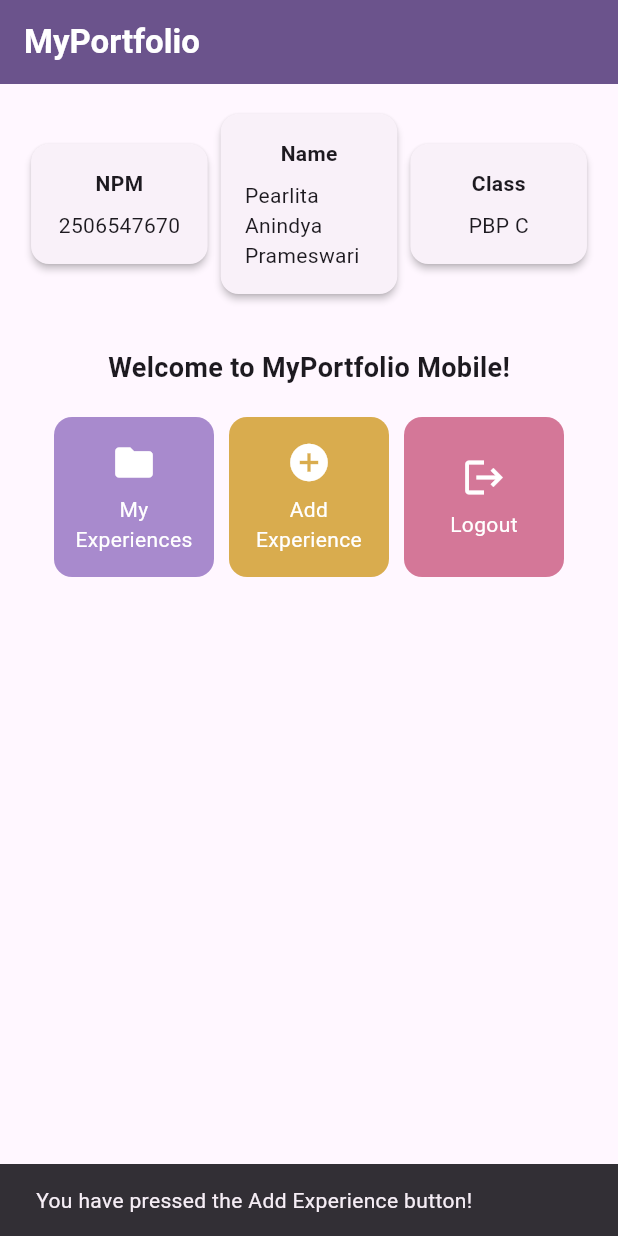
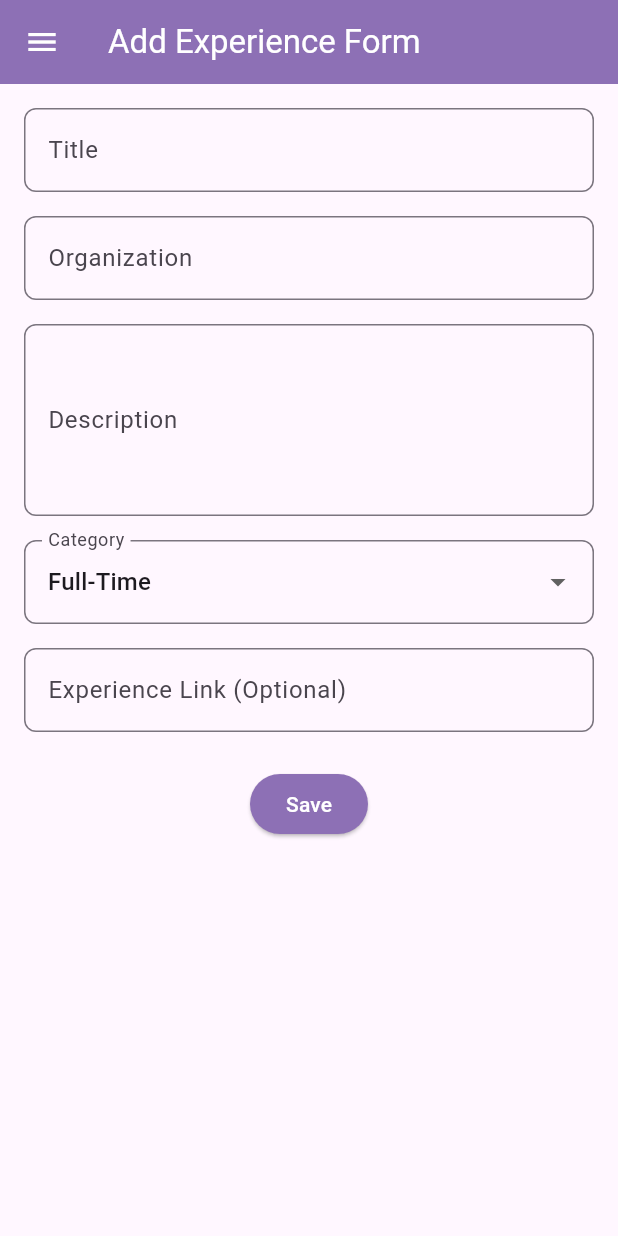
Before and after one commit to pearlitaanindya/myportofolio_mobile, a Flutter app: the screen it shows after launch, after a tap on "Add Experience", on a phone screen of 412 x 824 dp. Run offline on Flutter 3.47's test engine with Material 3 defaults, Android fonts, the phone set to English and light mode, and no system bars.

Commit message:
feat: implement tutorial 9

```diff
--- a/lib/main.dart
+++ b/lib/main.dart
@@ -1,5 +1,5 @@
 import 'package:flutter/material.dart';
-import 'package:myportofolio_mobile/menu.dart';
+import 'package:myportofolio_mobile/screens/menu.dart';
 
 void main() {
   runApp(const MyApp());
--- a/lib/menu.dart
+++ /dev/null
@@ -1,164 +0,0 @@
-import 'package:flutter/material.dart';
-
-class MyHomePage extends StatelessWidget {
-  MyHomePage({super.key});
-
-  final String npm = "2506547670";
-  final String nama = "Pearlita Anindya Prameswari";
-  final String kelas = "PBP C";
-
-  final List<ItemHomepage> items = [
-    ItemHomepage("My Experiences", Icons.folder, const Color(0xFFA88ACD)),
-    ItemHomepage("Add Experience", Icons.add_circle, const Color(0xFFD9AC4E)),
-    ItemHomepage("Logout", Icons.logout, const Color(0xFFD47798)),
-  ];
-
-  @override
-  Widget build(BuildContext context) {
-    // Scaffold menyediakan struktur visual dasar halaman (AppBar, Body, SnackBar).
-    return Scaffold(
-      // AppBar menampilkan bar bagian atas halaman aplikasi.
-      appBar: AppBar(
-        title: const Text(
-          'MyPortfolio',
-          style: TextStyle(color: Colors.white, fontWeight: FontWeight.bold),
-        ),
-        backgroundColor: Theme.of(context).colorScheme.primary,
-      ),
-      // Body halaman utama dengan padding di sekelilingnya.
-      body: Padding(
-        padding: const EdgeInsets.all(16.0),
-        child: Column(
-          crossAxisAlignment: CrossAxisAlignment.center,
-          children: [
-            // Baris horizontal untuk menampilkan 3 InfoCard secara sejajar.
-            Row(
-              mainAxisAlignment: MainAxisAlignment.spaceEvenly,
-              children: [
-                InfoCard(title: 'NPM', content: npm),
-                InfoCard(title: 'Name', content: nama),
-                InfoCard(title: 'Class', content: kelas),
-              ],
-            ),
-
-            const SizedBox(height: 16.0),
-
-            // Bagian tengah: pesan sambutan dan kisi tombol menu portofolio.
-            Center(
-              child: Column(
-                children: [
-                  const Padding(
-                    padding: EdgeInsets.only(top: 16.0),
-                    child: Text(
-                      'Welcome to MyPortfolio Mobile!',
-                      style: TextStyle(
-                        fontWeight: FontWeight.bold,
-                        fontSize: 18.0,
-                      ),
-                    ),
-                  ),
-
-                  // GridView menampilkan kartu tombol dalam tata letak kisi 3 kolom.
-                  GridView.count(
-                    primary: true,
-                    padding: const EdgeInsets.all(20),
-                    crossAxisSpacing: 10,
-                    mainAxisSpacing: 10,
-                    crossAxisCount: 3,
-                    // shrinkWrap agar ukuran kisi menyesuaikan tinggi konten anak.
-                    shrinkWrap: true,
-                    children: items.map((ItemHomepage item) {
-                      return ItemCard(item);
-                    }).toList(),
-                  ),
-                ],
-              ),
-            ),
-          ],
-        ),
-      ),
-    );
-  }
-}
-
-class InfoCard extends StatelessWidget {
-  // Kartu informasi yang menampilkan judul (title) dan isi (content).
-  final String title;
-  final String content;
-
-  const InfoCard({super.key, required this.title, required this.content});
-
-  @override
-  Widget build(BuildContext context) {
-    return Card(
-      // Memberikan efek bayangan kartu elevasi 2 unit.
-      elevation: 2.0,
-      child: Container(
-        // Menyesuaikan lebar kartu dengan proporsi layar (dibagi 3.5).
-        width: MediaQuery.of(context).size.width / 3.5,
-        padding: const EdgeInsets.all(16.0),
-        // Menyusun teks title dan content secara vertikal.
-        child: Column(
-          children: [
-            Text(title, style: const TextStyle(fontWeight: FontWeight.bold)),
-            const SizedBox(height: 8.0),
-            Text(content),
-          ],
-        ),
-      ),
-    );
-  }
-}
-
-class ItemHomepage {
-  final String name;
-  final IconData icon;
-  final Color color;
-
-  ItemHomepage(this.name, this.icon, this.color);
-}
-
-class ItemCard extends StatelessWidget {
-  final ItemHomepage item;
-
-  const ItemCard(this.item, {super.key});
-
-  @override
-  Widget build(BuildContext context) {
-    return Material(
-      // Menggunakan warna sekunder dari skema tema aplikasi.
-      color: item.color,
-      borderRadius: BorderRadius.circular(12),
-      child: InkWell(
-        // Aksi ketika kartu ditekan oleh pengguna.
-        onTap: () {
-          // Menampilkan SnackBar dengan pesan interaktif.
-          ScaffoldMessenger.of(context)
-            ..hideCurrentSnackBar()
-            ..showSnackBar(
-              SnackBar(
-                content: Text("You have pressed the ${item.name} button!"),
-              ),
-            );
-        },
-        child: Container(
-          padding: const EdgeInsets.all(8),
-          child: Center(
-            child: Column(
-              mainAxisAlignment: MainAxisAlignment.center,
-              children: [
-                Icon(item.icon, color: Colors.white, size: 30.0),
-                const Padding(padding: EdgeInsets.all(3)),
-                Text(
-                  item.name,
-                  textAlign: TextAlign.center,
-                  style: const TextStyle(color: Colors.white),
-                ),
-              ],
-            ),
-          ),
-        ),
-      ),
-    );
-  }
-}
--- /dev/null
+++ b/lib/screens/experience_form.dart
@@ -0,0 +1,218 @@
+import 'package:flutter/material.dart';
+import 'package:myportofolio_mobile/widgets/left_drawer.dart';
+
+class ExperienceFormPage extends StatefulWidget {
+  const ExperienceFormPage({super.key});
+
+  @override
+  State<ExperienceFormPage> createState() => _ExperienceFormPageState();
+}
+
+class _ExperienceFormPageState extends State<ExperienceFormPage> {
+  final _formKey = GlobalKey<FormState>();
+
+  String _title = "";
+  String _organization = "";
+  String _description = "";
+  String _category = "full-time";
+  String _experienceLink = "";
+
+  final Map<String, String> _categories = {
+    'internship': 'Internship',
+    'research': 'Research',
+    'volunteer': 'Volunteer',
+    'part-time': 'Part-Time',
+    'full-time': 'Full-Time',
+    'freelance': 'Freelance',
+  };
+
+  @override
+  Widget build(BuildContext context) {
+    return Scaffold(
+      appBar: AppBar(
+        title: const Text('Add Experience Form'),
+        backgroundColor: const Color(0xFF8D70B5),
+        foregroundColor: Colors.white,
+      ),
+      drawer: const LeftDrawer(),
+      body: Form(
+        key: _formKey,
+        child: SingleChildScrollView(
+          child: Column(
+            crossAxisAlignment: CrossAxisAlignment.start,
+            children: [
+              Padding(
+                padding: const EdgeInsets.all(16.0),
+                child: Column(
+                  crossAxisAlignment: CrossAxisAlignment.start,
+                  children: [
+                    // === Title ===
+                    TextFormField(
+                      decoration: InputDecoration(
+                        hintText: "Experience Title",
+                        labelText: "Title",
+                        border: OutlineInputBorder(
+                          borderRadius: BorderRadius.circular(8.0),
+                        ),
+                      ),
+                      onChanged: (String? value) {
+                        setState(() {
+                          _title = value ?? "";
+                        });
+                      },
+                      validator: (String? value) {
+                        if (value == null || value.trim().isEmpty) {
+                          return "Title cannot be empty!";
+                        }
+                        if (value.length > 255) {
+                          return "Title cannot exceed 255 characters!";
+                        }
+                        return null;
+                      },
+                    ),
+                    // === Organization ===
+                    const SizedBox(height: 16.0),
+                    TextFormField(
+                      decoration: InputDecoration(
+                        hintText: "Organization or Company",
+                        labelText: "Organization",
+                        border: OutlineInputBorder(
+                          borderRadius: BorderRadius.circular(8.0),
+                        ),
+                      ),
+                      onChanged: (String? value) {
+                        setState(() {
+                          _organization = value ?? "";
+                        });
+                      },
+                      validator: (String? value) {
+                        if (value == null || value.trim().isEmpty) {
+                          return "Organization cannot be empty!";
+                        }
+                        return null;
+                      },
+                    ),
+                    // === Description ===
+                    const SizedBox(height: 16.0),
+                    TextFormField(
+                      maxLines: 4,
+                      decoration: InputDecoration(
+                        hintText: "Describe your experience",
+                        labelText: "Description",
+                        border: OutlineInputBorder(
+                          borderRadius: BorderRadius.circular(8.0),
+                        ),
+                      ),
+                      onChanged: (String? value) {
+                        setState(() {
+                          _description = value ?? "";
+                        });
+                      },
+                      validator: (String? value) {
+                        if (value == null || value.trim().isEmpty) {
+                          return "Description cannot be empty!";
+                        }
+                        return null;
+                      },
+                    ),
+                    const SizedBox(height: 16.0),
+                    // === Category ===
+                    DropdownButtonFormField<String>(
+                      initialValue: _category,
+                      decoration: InputDecoration(
+                        labelText: "Category",
+                        border: OutlineInputBorder(
+                          borderRadius: BorderRadius.circular(8.0),
+                        ),
+                      ),
+                      items: _categories.entries.map((entry) {
+                        return DropdownMenuItem<String>(
+                          value: entry.key,
+                          child: Text(entry.value),
+                        );
+                      }).toList(),
+                      onChanged: (String? value) {
+                        if (value != null) {
+                          setState(() {
+                            _category = value;
+                          });
+                        }
+                      },
+                    ),
+                    const SizedBox(height: 16.0),
+
+                    // === Experience Link ===
+                    TextFormField(
+                      decoration: InputDecoration(
+                        hintText: "https://example.com",
+                        labelText: "Experience Link (Optional)",
+                        border: OutlineInputBorder(
+                          borderRadius: BorderRadius.circular(8.0),
+                        ),
+                      ),
+                      onChanged: (String? value) {
+                        setState(() {
+                          _experienceLink = value ?? "";
+                        });
+                      },
+                    ),
+                    const SizedBox(height: 24.0),
+
+                    // === Tombol Simpan ===
+                    Center(
+                      child: ElevatedButton(
+                        onPressed: () {
+                          if (_formKey.currentState!.validate()) {
+                            showDialog(
+                              context: context,
+                              builder: (BuildContext context) {
+                                return AlertDialog(
+                                  title: const Text('Experience Saved'),
+                                  content: SingleChildScrollView(
+                                    child: Column(
+                                      mainAxisSize: MainAxisSize.min,
+                                      crossAxisAlignment:
+                                          CrossAxisAlignment.start,
+                                      children: [
+                                        Text('Title: $_title'),
+                                        Text('Organization: $_organization'),
+                                        Text('Description: $_description'),
+                                        Text(
+                                          'Category: ${_categories[_category]}',
+                                        ),
+                                        Text(
+                                          'Experience Link: $_experienceLink',
+                                        ),
+                                      ],
+                                    ),
+                                  ),
+                                  actions: [
+                                    TextButton(
+                                      onPressed: () {
+                                        Navigator.pop(context);
+                                      },
+                                      child: const Text('OK'),
+                                    ),
+                                  ],
+                                );
+                              },
+                            );
+                          }
+                        },
+                        style: ElevatedButton.styleFrom(
+                          backgroundColor: const Color(0xFF8D70B5),
+                          foregroundColor: Colors.white,
+                        ),
+                        child: const Text('Save'),
+                      ),
+                    ),
+                  ],
+                ),
+              ),
+            ],
+          ),
+        ),
+      ),
+    );
+  }
+}
--- /dev/null
+++ b/lib/screens/menu.dart
@@ -0,0 +1,117 @@
+import 'package:flutter/material.dart';
+import 'package:myportofolio_mobile/widgets/left_drawer.dart';
+import 'package:myportofolio_mobile/widgets/experience_card.dart';
+
+class MyHomePage extends StatelessWidget {
+  MyHomePage({super.key});
+
+  final String npm = "2506547670";
+  final String nama = "Pearlita Anindya Prameswari";
+  final String kelas = "PBP C";
+
+  final List<ItemHomepage> items = [
+    ItemHomepage("My Experiences", Icons.folder, const Color(0xFFA88ACD)),
+    ItemHomepage("Add Experience", Icons.add_circle, const Color(0xFFD9AC4E)),
+    ItemHomepage("Logout", Icons.logout, const Color(0xFFD47798)),
+  ];
+
+  @override
+  Widget build(BuildContext context) {
+    // Scaffold menyediakan struktur visual dasar halaman (AppBar, Body, SnackBar).
+    return Scaffold(
+      // AppBar menampilkan bar bagian atas halaman aplikasi.
+      appBar: AppBar(
+        title: const Text(
+          'MyPortfolio',
+          style: TextStyle(color: Colors.white, fontWeight: FontWeight.bold),
+        ),
+        backgroundColor: Theme.of(context).colorScheme.primary,
+        iconTheme: const IconThemeData(color: Colors.white),
+      ),
+      drawer: const LeftDrawer(),
+      // Body halaman utama dengan padding di sekelilingnya.
+      body: SingleChildScrollView(
+        child: Padding(
+          padding: const EdgeInsets.all(16.0),
+          child: Column(
+            crossAxisAlignment: CrossAxisAlignment.center,
+            children: [
+              // Baris horizontal untuk menampilkan 3 InfoCard secara sejajar.
+              Row(
+                mainAxisAlignment: MainAxisAlignment.spaceEvenly,
+                children: [
+                  InfoCard(title: 'NPM', content: npm),
+                  InfoCard(title: 'Name', content: nama),
+                  InfoCard(title: 'Class', content: kelas),
+                ],
+              ),
+
+              const SizedBox(height: 16.0),
+
+              // Bagian tengah: pesan sambutan dan kisi tombol menu portofolio.
+              Center(
+                child: Column(
+                  children: [
+                    const Padding(
+                      padding: EdgeInsets.only(top: 16.0),
+                      child: Text(
+                        'Welcome to MyPortfolio Mobile!',
+                        style: TextStyle(
+                          fontWeight: FontWeight.bold,
+                          fontSize: 18.0,
+                        ),
+                      ),
+                    ),
+
+                    // GridView menampilkan kartu tombol dalam tata letak kisi 3 kolom.
+                    GridView.count(
+                      primary: true,
+                      padding: const EdgeInsets.all(20),
+                      crossAxisSpacing: 10,
+                      mainAxisSpacing: 10,
+                      crossAxisCount: 3,
+                      // shrinkWrap agar ukuran kisi menyesuaikan tinggi konten anak.
+                      shrinkWrap: true,
+                      children: items.map((ItemHomepage item) {
+                        return ItemCard(item);
+                      }).toList(),
+                    ),
+                  ],
+                ),
+              ),
+            ],
+          ),
+        ),
+      ),
+    );
+  }
+}
+
+class InfoCard extends StatelessWidget {
+  // Kartu informasi yang menampilkan judul (title) dan isi (content).
+  final String title;
+  final String content;
+
+  const InfoCard({super.key, required this.title, required this.content});
+
+  @override
+  Widget build(BuildContext context) {
+    return Card(
+      // Memberikan efek bayangan kartu elevasi 2 unit.
+      elevation: 2.0,
+      child: Container(
+        // Menyesuaikan lebar kartu dengan proporsi layar (dibagi 3.5).
+        width: MediaQuery.of(context).size.width / 3.5,
+        padding: const EdgeInsets.all(16.0),
+        // Menyusun teks title dan content secara vertikal.
+        child: Column(
+          children: [
+            Text(title, style: const TextStyle(fontWeight: FontWeight.bold)),
+            const SizedBox(height: 8.0),
+            Text(content),
+          ],
+        ),
+      ),
+    );
+  }
+}
--- /dev/null
+++ b/lib/widgets/experience_card.dart
@@ -0,0 +1,61 @@
+import 'package:flutter/material.dart';
+import 'package:myportofolio_mobile/screens/experience_form.dart';
+
+class ItemHomepage {
+  final String name;
+  final IconData icon;
+  final Color color;
+
+  ItemHomepage(this.name, this.icon, this.color);
+}
+
+class ItemCard extends StatelessWidget {
+  final ItemHomepage item;
+
+  const ItemCard(this.item, {super.key});
+
+  @override
+  Widget build(BuildContext context) {
+    return Material(
+      color: item.color,
+      borderRadius: BorderRadius.circular(12),
+      child: InkWell(
+        onTap: () {
+          if (item.name == "Add Experience") {
+            Navigator.push(
+              context,
+              MaterialPageRoute(
+                builder: (context) => const ExperienceFormPage(),
+              ),
+            );
+          } else {
+            ScaffoldMessenger.of(context)
+              ..hideCurrentSnackBar()
+              ..showSnackBar(
+                SnackBar(
+                  content: Text("You have pressed the ${item.name} button!"),
+                ),
+              );
+          }
+        },
+        child: Container(
+          padding: const EdgeInsets.all(8),
+          child: Center(
+            child: Column(
+              mainAxisAlignment: MainAxisAlignment.center,
+              children: [
+                Icon(item.icon, color: Colors.white, size: 30.0),
+                const Padding(padding: EdgeInsets.all(3)),
+                Text(
+                  item.name,
+                  textAlign: TextAlign.center,
+                  style: const TextStyle(color: Colors.white),
+                ),
+              ],
+            ),
+          ),
+        ),
+      ),
+    );
+  }
+}
--- /dev/null
+++ b/lib/widgets/left_drawer.dart
@@ -0,0 +1,62 @@
+import 'package:flutter/material.dart';
+import 'package:myportofolio_mobile/screens/menu.dart';
+import 'package:myportofolio_mobile/screens/experience_form.dart';
+
+class LeftDrawer extends StatelessWidget {
+  const LeftDrawer({super.key});
+
+  @override
+  Widget build(BuildContext context) {
+    return Drawer(
+      child: ListView(
+        children: [
+          const DrawerHeader(
+            decoration: BoxDecoration(color: Color(0xFF8D70B5)),
+            child: Column(
+              crossAxisAlignment: CrossAxisAlignment.start,
+              children: [
+                Text(
+                  'MyPortfolio',
+                  style: TextStyle(
+                    fontSize: 30,
+                    fontWeight: FontWeight.bold,
+                    color: Colors.white,
+                  ),
+                ),
+                SizedBox(height: 10),
+                Text(
+                  'Explore my experiences!',
+                  style: TextStyle(fontSize: 15, color: Colors.white),
+                ),
+              ],
+            ),
+          ),
+          ListTile(
+            leading: const Icon(Icons.home_outlined),
+            title: const Text('Home'),
+            onTap: () {
+              Navigator.pushReplacement(
+                context,
+                MaterialPageRoute(builder: (context) => MyHomePage()),
+              );
+            },
+          ),
+          ListTile(
+            leading: const Icon(Icons.add_circle_outline),
+            title: const Text('Add Experience'),
+            onTap: () {
+              Navigator.pop(context);
+
+              Navigator.push(
+                context,
+                MaterialPageRoute(
+                  builder: (context) => const ExperienceFormPage(),
+                ),
+              );
+            },
+          ),
+        ],
+      ),
+    );
+  }
+}
```
